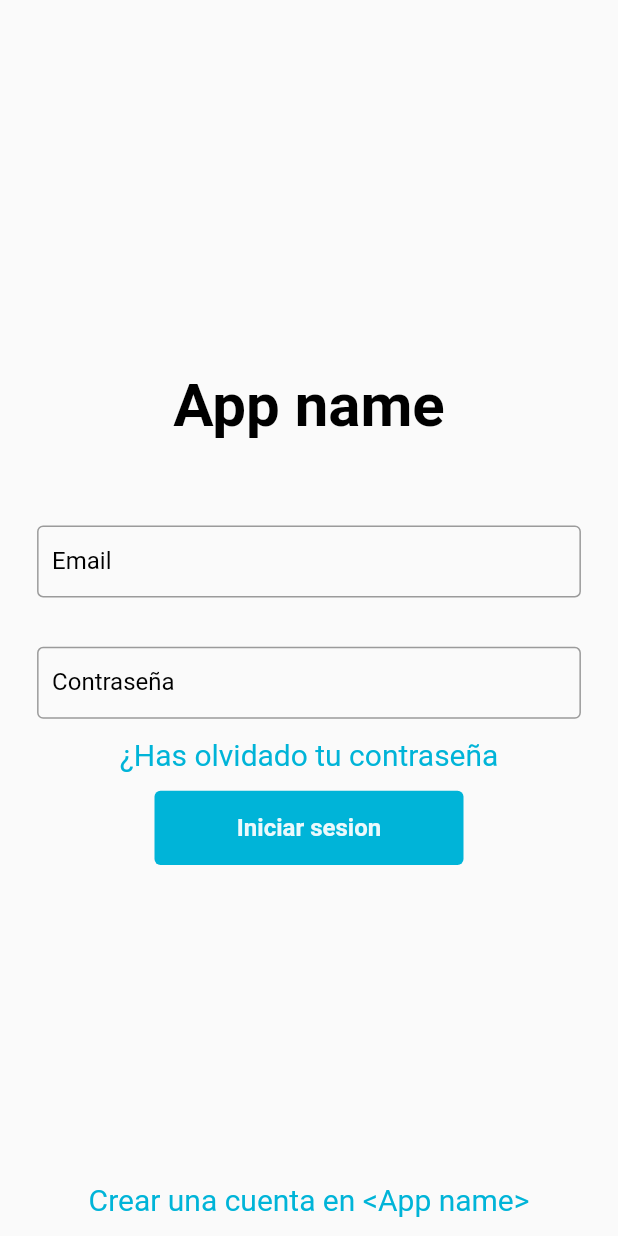
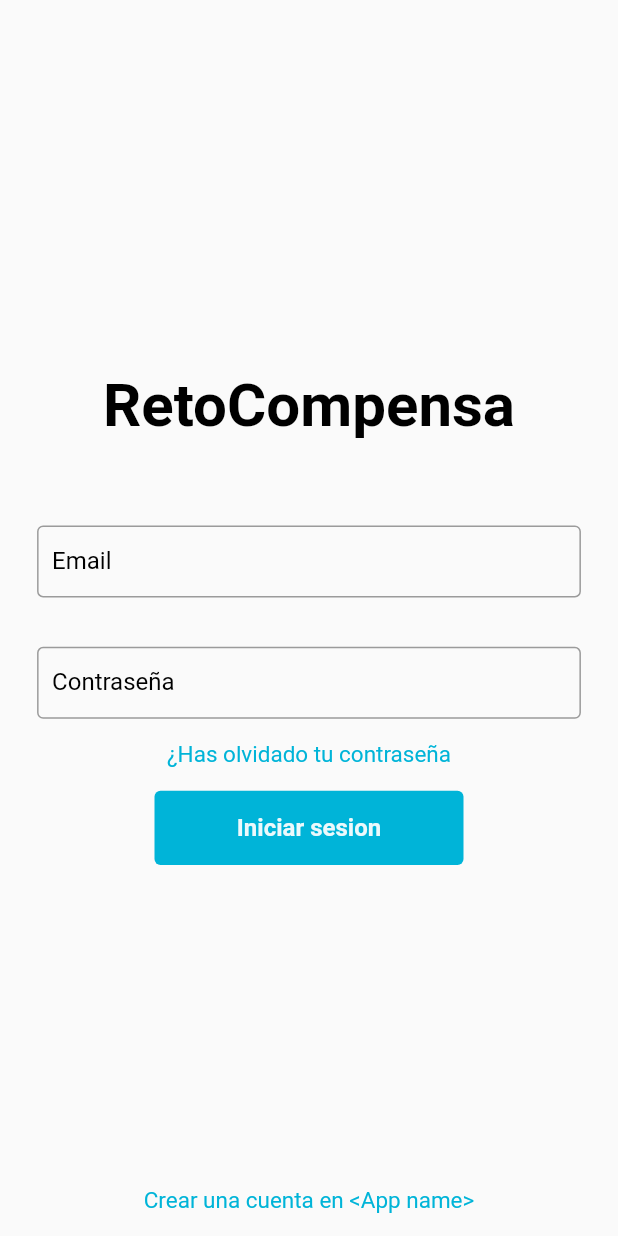
Before and after one commit to zequielpr/retos_recompensas_proyecto_final, a Flutter app: the screen it shows after launch, after a tap on "Continuar con usuario y contraseña", on a phone screen of 412 x 824 dp. Run offline on Flutter 3.47's test engine with Material 2 defaults, Android fonts, the phone set to English and light mode, and no system bars; our stand-ins replace auto_route, cloud_firestore, custom_navigation_bar, firebase_auth, firebase_core, firebase_messaging and 5 more; missing offline and left inert: firebase_auth_platform_interface, flutter_facebook_auth, flutter_statusbarcolor_ns; accounts and stored records are empty.

Commit message:
Implementacion de icono

```diff
--- a/lib/Rutas.dart
+++ b/lib/Rutas.dart
@@ -1,3 +1,4 @@
+import 'package:auto_route/empty_router_widgets.dart';
 import 'package:retos_proyecto/MenuNavigatioBar/Perfil/AdminPerfilUser.dart';
 import 'package:retos_proyecto/Servicios/Autenticacion/EmailPassw/RecoverPassw.dart';
 import 'package:retos_proyecto/datos/Roll_Data.dart';
--- a/lib/Servicios/Autenticacion/EmailPassw/IniciarSessionEmailPassw.dart
+++ b/lib/Servicios/Autenticacion/EmailPassw/IniciarSessionEmailPassw.dart
@@ -17,6 +17,7 @@ import '../../../Loanding.dart';
 import '../../../datos/Roll_Data.dart';
 import '../../../datos/UsuarioActual.dart';
 import '../../../datos/ValidarDatos.dart';
+import '../../../recursos/AppName.dart';
 import '../../../recursos/Espacios.dart';
 import '../Autenticacion.dart';
 
@@ -156,8 +157,7 @@ class _StateIniSesionEmailPassword extends State<StateIniSesionEmailPassword> {
     return Padding(
       padding: EdgeInsets.only(
           bottom: Pantalla.getPorcentPanntalla(2, context, 'y')),
-      child: Text(
-        'App name',
+      child: Text(AppName.nombre,
         style: GoogleFonts.roboto(fontSize: 40, fontWeight: FontWeight.w600),
       ),
     );
--- a/lib/Servicios/Autenticacion/login.dart
+++ b/lib/Servicios/Autenticacion/login.dart
@@ -17,6 +17,7 @@ import '../../Colores.dart';
 import '../../Loanding.dart';
 import '../../MediaQuery.dart';
 import '../../datos/TransferirDatos.dart';
+import '../../recursos/AppName.dart';
 import '../../recursos/Espacios.dart';
 import '../Notificaciones/AdministrarTokens.dart';
 import 'Autenticacion.dart';
@@ -123,11 +124,10 @@ class _LoginState extends State<Login> {
           SizedBox(
             width: Pantalla.getPorcentPanntalla(90, context, 'x'),
             child: Column(
-              children: const [
+              children: [
                 Text(
-                  'Inicia sesion en <<App name>>',
+                  'Inicia sesion en ${AppName.nombre}',
                   style: TextStyle(
-                      color: Colors.black,
                       fontSize: 22.5,
                       fontWeight: FontWeight.w600),
                   textAlign: TextAlign.center,
@@ -138,11 +138,11 @@ class _LoginState extends State<Login> {
           SizedBox(
             width: Pantalla.getPorcentPanntalla(70, context, 'x'),
             child: Text(
-              'Inicia sesion en <<App name>>, tutorea'
+
+              'Inicia sesion en ${AppName.nombre} y tutorea'
               ' o se tutoreado empleando nuestros servicios',
-              style: TextStyle(
-                  color: Colors.black,
-                  fontSize: 15.5,
+              style: GoogleFonts.roboto(
+                  fontSize: 16,
                   fontWeight: FontWeight.w300),
               textAlign: TextAlign.center,
             ),
@@ -178,7 +178,8 @@ class _LoginState extends State<Login> {
         return CircleAvatar(
           backgroundColor: TRANSPARENT,
           maxRadius: sizeImg,
-          backgroundImage: AssetImage('lib/imgs/img_logo_provicional.png'),
+          minRadius: 0,
+          backgroundImage: AssetImage('lib/imgs/ic_launcher.png'),
         );
       case 'g':
         return CircleAvatar(
@@ -204,8 +205,8 @@ class _LoginState extends State<Login> {
   }
 
   Widget _getTitle(option, BuildContext context) {
-    var wordSize = Pantalla.getPorcentPanntalla(5, context, 'x');
-    var styleTxt = TextStyle(fontSize: wordSize);
+    var wordSize =17.5;
+    var styleTxt = GoogleFonts.roboto(fontSize: wordSize);
 
     switch (option) {
       case 'p':
@@ -247,12 +248,12 @@ class _LoginState extends State<Login> {
     return RichText(
       textAlign: TextAlign.center,
       text: TextSpan(
-          style: TextStyle(color: Colors.black),
+          style: GoogleFonts.roboto(color: Colors.black),
           text: 'Al continuar, aceptas nuestros ',
           children: <TextSpan>[
             TextSpan(
               text: ' Terminos del servicios ',
-              style: const TextStyle(
+              style: GoogleFonts.roboto(
                 color: Colores.colorPrincipal,
               ),
               recognizer: TapGestureRecognizer()..onTap = _terminosDelServicio,
@@ -260,7 +261,7 @@ class _LoginState extends State<Login> {
             const TextSpan(text: 'y confirmas haber leido la '),
             TextSpan(
                 text: 'politica de privacidad.',
-                style: const TextStyle(color: Colores.colorPrincipal),
+                style: GoogleFonts.roboto(color: Colores.colorPrincipal),
                 recognizer: TapGestureRecognizer()
                   ..onTap = _politicaDePrivacidad),
           ]),
--- /dev/null
+++ b/lib/recursos/AppName.dart
@@ -0,0 +1,3 @@
+class AppName{
+  static String nombre = 'RetoCompensa';
+}
--- a/lib/splashScreen.dart
+++ b/lib/splashScreen.dart
@@ -73,12 +73,14 @@ class splashScreen extends StatelessWidget {
       theme: ThemeData(
           textButtonTheme: TextButtonThemeData(
               style: ButtonStyle(
-                  textStyle: MaterialStateProperty.all(TextStyle(fontSize: 20)),
+                  textStyle: MaterialStateProperty.all(TextStyle(fontSize: 15)),
                   foregroundColor:
                       MaterialStateProperty.all(Colores.colorPrincipal))),
-          textTheme: const TextTheme(
-              bodyText2: TextStyle(color: Colors.black, fontSize: 17),
-              button: TextStyle(color: Colors.black)),
+          textTheme: TextTheme(
+            subtitle1:GoogleFonts.roboto(color: Colors.black54) ,
+            bodyText2: GoogleFonts.roboto(color: Colors.black),
+
+          ),
           inputDecorationTheme: InputDecorationTheme(
               labelStyle: TextStyle(color: Colors.black),
               contentPadding: EdgeInsets.all(10),
@@ -97,7 +99,6 @@ class splashScreen extends StatelessWidget {
             elevation: 0,
             systemOverlayStyle: SystemUiOverlayStyle.dark,
           ),
-          primaryTextTheme: TextTheme(button: TextStyle(color: Colors.black)),
           tabBarTheme: TabBarTheme(labelColor: Colors.black),
           elevatedButtonTheme: ElevatedButtonThemeData(
               style: ButtonStyle(
@@ -158,18 +159,16 @@ class _MyHomePageState extends State<MyHomePage> {
 
     return Container(
         color: Colors.white,
-        child: FlutterLogo(size: MediaQuery.of(context).size.height));
+        child: Image.asset('lib/imgs/ic_launcher.png', scale: 10.0));
   }
 
   _navigateToHome() async {
     final CollectionReference CollecionUsuarios =
         FirebaseFirestore.instance.collection('usuarios');
-    await Future.delayed(Duration(milliseconds: 2500), () {});
+    await Future.delayed(const Duration(milliseconds: 1900), () {});
     FirebaseAuth.instance.authStateChanges().listen((User? user) async {
       if (user == null || user.emailVerified == false) {
         var datos = TransferirCollecion(CollecionUsuarios);
-        if (!mounted) return;
-
         context.router.replace(LoginRouter(args: datos));
       } else {
         //Guardar usuario actual
```
Also changed, not shown: pubspec.yaml (+12 -11 lines), lib/Rutas.gr.dart, lib/imgs/ic_launcher.png (added), 5 other files.
